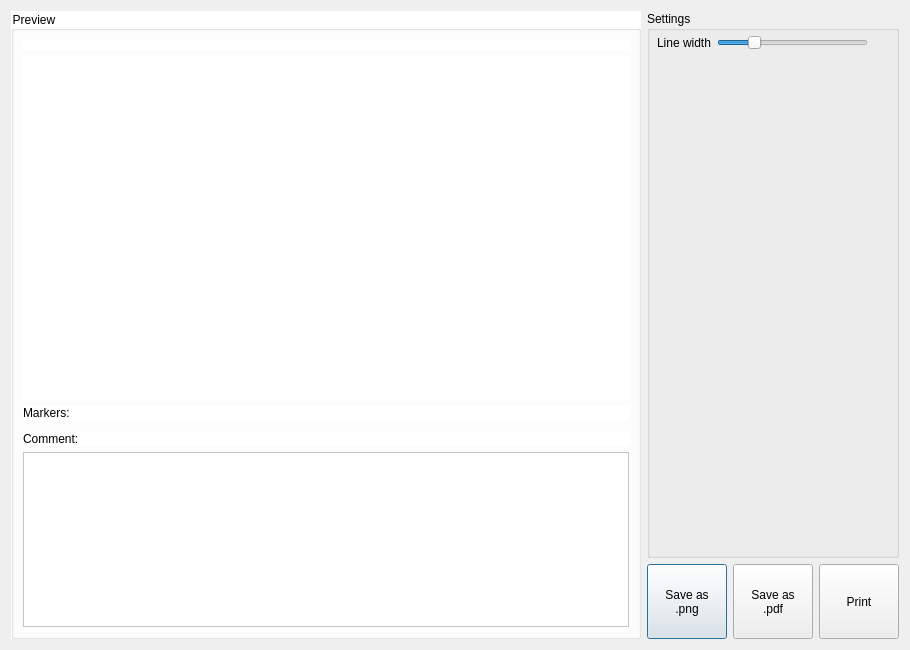
Above: src/print.ui from K4HEZ/AntScopeZ before the change. Below: the same form after it.
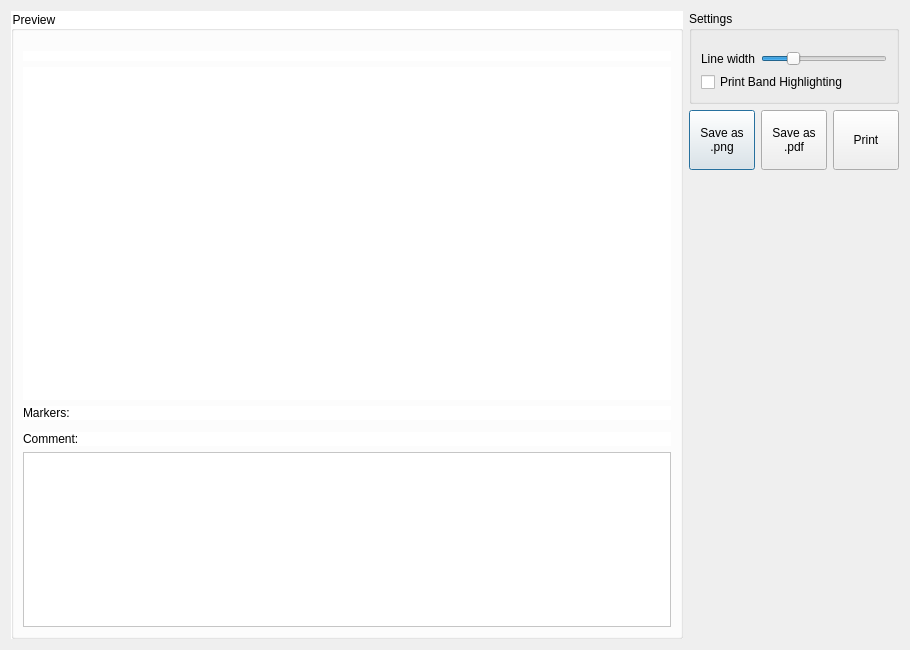
That is the form after the change. Icons and pictures are not drawn. Custom widgets are drawn as their Qt base class.

Commit message:
Fix print band highlighting; add Print Band Highlighting checkbox
drawBands() only handled 2-field band data; real entries are 3 fields
and drew nothing. Adds a toner-saver checkbox (off by default) plus
print-dialog layout fixes (label overlaps, narrower settings column).

```diff
--- a/src/print.ui
+++ b/src/print.ui
@@ -27,6 +27,9 @@
       <string>Preview</string>
      </property>
      <layout class="QVBoxLayout" name="verticalLayout_5">
+      <property name="topMargin">
+       <number>20</number>
+      </property>
       <item>
        <layout class="QVBoxLayout" name="widgetsLayout">
         <item>
@@ -134,22 +137,24 @@
       <widget class="QGroupBox" name="groupBoxSettings">
        <property name="minimumSize">
         <size>
-         <width>225</width>
+         <width>190</width>
          <height>0</height>
         </size>
        </property>
+       <property name="maximumSize">
+        <size>
+         <width>210</width>
+         <height>16777215</height>
+        </size>
+       </property>
        <property name="title">
         <string>Settings</string>
        </property>
-       <widget class="QWidget" name="layoutWidget">
-        <property name="geometry">
-         <rect>
-          <x>10</x>
-          <y>20</y>
-          <width>211</width>
-          <height>24</height>
-         </rect>
-        </property>
+       <layout class="QVBoxLayout" name="verticalLayout_printSettings">
+       <property name="topMargin">
+        <number>20</number>
+       </property>
+       <item>
         <layout class="QHBoxLayout" name="horizontalLayout_4">
          <item>
           <widget class="QLabel" name="label_3">
@@ -178,7 +183,21 @@
           </widget>
          </item>
         </layout>
-       </widget>
+       </item>
+       <item>
+        <widget class="QCheckBox" name="checkBoxPrintBandHighlighting">
+         <property name="toolTip">
+          <string>Toner saver: off by default. Band highlighting is shaded across the full chart height, so leaving this unchecked keeps Print/PDF/Save-as-image output ink-light. The on-screen chart and File &gt; Screenshot are unaffected either way.</string>
+         </property>
+         <property name="text">
+          <string>Print Band Highlighting</string>
+         </property>
+         <property name="checked">
+          <bool>false</bool>
+         </property>
+        </widget>
+       </item>
+       </layout>
       </widget>
      </item>
      <item>
@@ -187,8 +206,8 @@
         <widget class="QPushButton" name="pngPrintBtn">
          <property name="minimumSize">
           <size>
-           <width>75</width>
-           <height>75</height>
+           <width>60</width>
+           <height>60</height>
           </size>
          </property>
          <property name="text">
@@ -201,8 +220,8 @@
         <widget class="QPushButton" name="pdfPrintBtn">
          <property name="minimumSize">
           <size>
-           <width>75</width>
-           <height>75</height>
+           <width>60</width>
+           <height>60</height>
           </size>
          </property>
          <property name="text">
@@ -215,8 +234,8 @@
         <widget class="QPushButton" name="printBtn">
          <property name="minimumSize">
           <size>
-           <width>75</width>
-           <height>75</height>
+           <width>60</width>
+           <height>60</height>
           </size>
          </property>
          <property name="text">
@@ -226,6 +245,19 @@
        </item>
       </layout>
      </item>
+     <item>
+      <spacer name="verticalSpacer_printSettings">
+       <property name="orientation">
+        <enum>Qt::Vertical</enum>
+       </property>
+       <property name="sizeHint" stdset="0">
+        <size>
+         <width>20</width>
+         <height>40</height>
+        </size>
+       </property>
+      </spacer>
+     </item>
     </layout>
    </item>
   </layout>
```
The commit also changes 4 other files.
